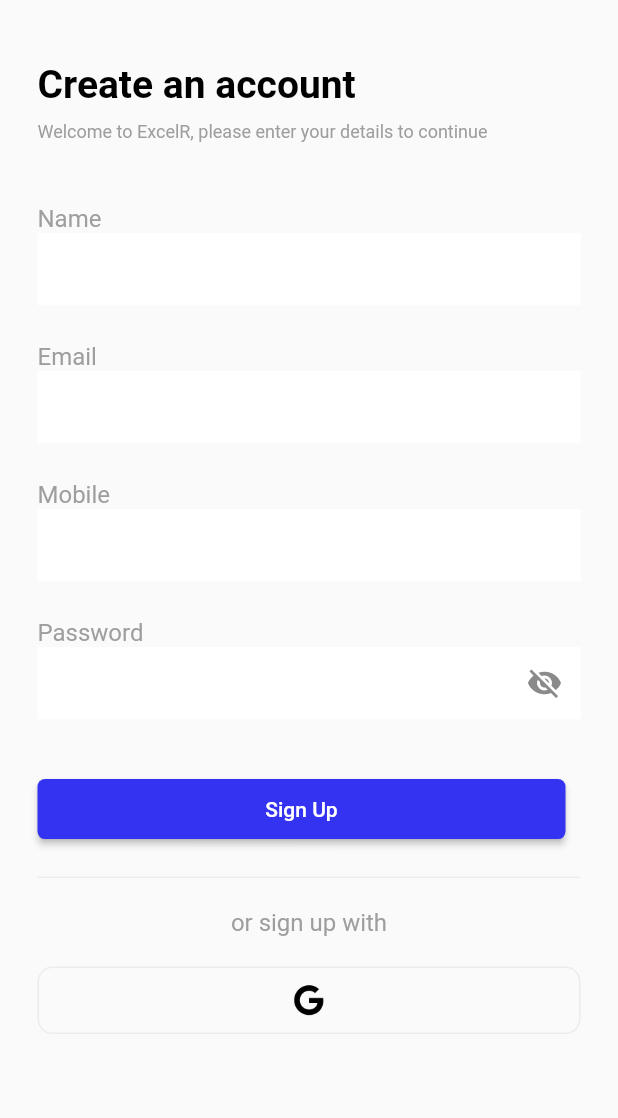
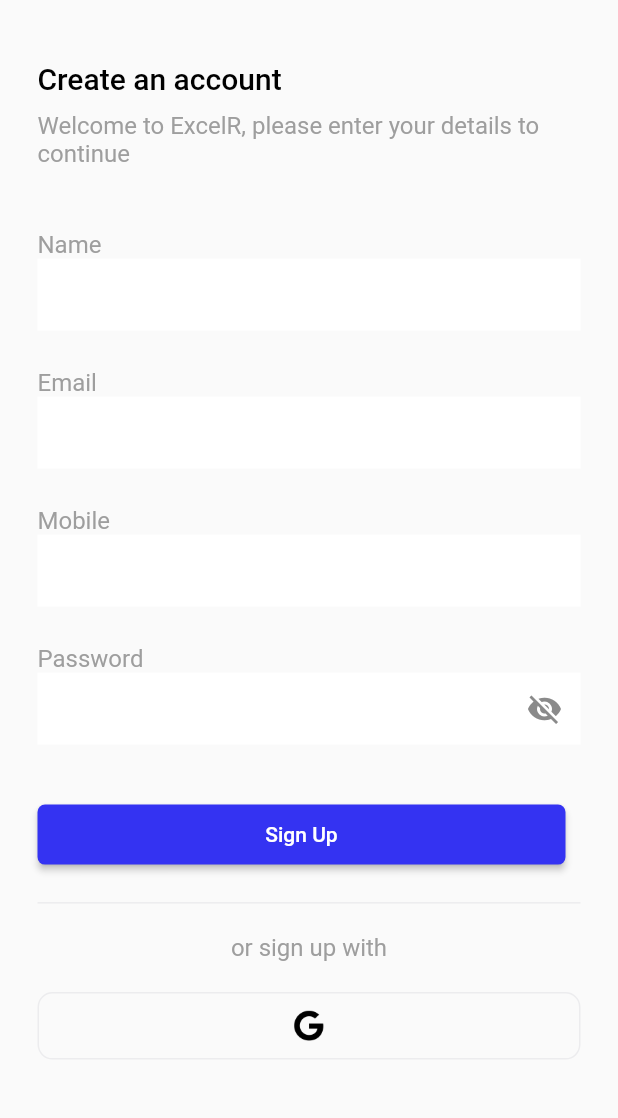
Before and after one commit to rinkuniks/flutterSkeleton, a Flutter app: the screen it shows after launch, after a tap on "Sign Up", on a phone screen of 412 x 824 dp, the part 75-1193 px from its top. Run offline on Flutter 3.47's test engine with Material 2 defaults, Android fonts, the phone set to English and light mode, and no system bars; our stand-ins replace another_flushbar, connectivity, flutter_spinkit, flutter_svg, fluttertoast, shared_preferences; missing offline and left inert: vimeo_video_player.

Commit message:
TextStyle common file done

```diff
--- a/lib/res/color.dart
+++ b/lib/res/color.dart
@@ -18,15 +18,55 @@ class AppColors {
   static const Color backIcon = Color(0xFFA0A0A0);
 
 //Strings
-  static const TextStyle defaultTextStyle = TextStyle(
+  static const TextStyle primaryTextStyleTitle = TextStyle(
+    color: AppColors.blueText,
+    fontSize: 42.0,
+  );
+
+  static const TextStyle primaryTextStyle = TextStyle(
+    color: AppColors.blueText,
+    fontSize: 20.0,
+  );
+
+  static const TextStyle primaryBlackTextStyle = TextStyle(
     color: AppColors.black,
     fontSize: 20.0,
   );
-  static const TextStyle defaultTextStyleBlack = TextStyle(
+
+  static const TextStyle primaryBlackTextStyleBold = TextStyle(
     color: AppColors.black,
     fontSize: 20.0,
+    fontWeight: FontWeight.w500
   );
-  static const TextStyle defaultTextStyleGRey = TextStyle(
+
+  static const TextStyle primaryTextStyleBold = TextStyle(
+    color: AppColors.black,
+    fontSize: 14.0,
+    fontWeight: FontWeight.w500
+  );
+
+  static const TextStyle welcomeTextStyleBold = TextStyle(
+      color: AppColors.black,
+      fontSize: 24.0,
+      fontWeight: FontWeight.w500
+  );
+
+  static const TextStyle secondaryTextStyle = TextStyle(
+    color: AppColors.blueText,
+    fontSize: 16.0,
+  );
+
+  static const TextStyle secondaryGreyTextStyle = TextStyle(
+    color: Colors.grey,
+    fontSize: 16.0,
+  );
+
+  static const TextStyle secondaryGreyTextStyleBold = TextStyle(
+    color: Colors.grey,
+    fontSize: 16.0,
+    fontWeight: FontWeight.w400
+  );
+  static const TextStyle tertiaryTextStyle = TextStyle(
     color: AppColors.black,
     fontSize: 20.0,
   );
--- a/lib/view/home_screen.dart
+++ b/lib/view/home_screen.dart
@@ -1,5 +1,6 @@
 import 'package:flutter/material.dart';
 import 'package:mvvm/data/response/status.dart';
+import 'package:mvvm/res/color.dart';
 import 'package:mvvm/utils/routes/routes_name.dart';
 import 'package:mvvm/view_model/home_view_model.dart';
 import 'package:mvvm/view_model/user_view_model.dart';
@@ -35,7 +36,7 @@ class _HomeScreenState extends State<HomeScreen> {
             },
             child: const Text(
               'Logout',
-              style: TextStyle(fontSize: 20),
+              style: AppColors.primaryBlackTextStyle,
             )),
       ]),
       body: ChangeNotifierProvider<HomeViewViewModel>(
--- a/lib/view/intro.dart
+++ b/lib/view/intro.dart
@@ -24,21 +24,21 @@ class IntroState extends BasePageState<Intro> with Base {
   bool isEnglish = false;
 
   List<Widget> _list(BuildContext context) {
-    S s = S.of(context);
+    S str = S.of(context);
     return [
       Center(
           child: Pages(
-        text: s.intro_title,
+        text: str.intro_title,
         imgPath: Assets.assetsIntro,
       )),
       Center(
           child: Pages(
-        text: s.into_title1,
+        text: str.into_title1,
         imgPath: Assets.assetsIntro1,
       )),
       Center(
           child: Pages(
-        text: s.into_title2,
+        text: str.into_title2,
         imgPath: Assets.assetsIntro,
       )),
     ];
@@ -52,7 +52,7 @@ class IntroState extends BasePageState<Intro> with Base {
 
   @override
   Widget body() {
-    S s = S.of(context);
+    S str = S.of(context);
     return Column(
       children: <Widget>[
         Container(
@@ -60,8 +60,8 @@ class IntroState extends BasePageState<Intro> with Base {
               EdgeInsets.only(top: MediaQuery.of(context).size.height * 0.05),
           child: Center(
             child: Text(
-              s.app_name,
-              style: const TextStyle(color: AppColors.blueText, fontSize: 28),
+              str.app_name,
+              style: AppColors.primaryTextStyleTitle,
             ),
           ),
         ),
@@ -112,7 +112,7 @@ class IntroState extends BasePageState<Intro> with Base {
           margin:
               EdgeInsets.only(top: MediaQuery.of(context).size.height * 0.1),
           child: RoundButton(
-              title: s.sign_up,
+              title: str.sign_up,
               // bgColor: true,
               // loading: authViewModel.loading,
               onPressed: () {
@@ -123,7 +123,7 @@ class IntroState extends BasePageState<Intro> with Base {
           margin:
               EdgeInsets.only(top: MediaQuery.of(context).size.height * 0.02),
           child: RoundButton(
-              title: s.login,
+              title: str.login,
               bgColor: true,
               // loading: authViewModel.loading,
               onPressed: () {
@@ -140,7 +140,7 @@ class IntroState extends BasePageState<Intro> with Base {
                     margin:
                     EdgeInsets.only(top: MediaQuery.of(context).size.height * 0.02, right: 5),
                     child: RoundButton(
-                        title: isLight ? s.light_theme : s.dark_theme,
+                        title: isLight ? str.light_theme : str.dark_theme,
                         bgColor: true,
                         // loading: authViewModel.loading,
                         onPressed: () {
@@ -162,7 +162,7 @@ class IntroState extends BasePageState<Intro> with Base {
                     margin:
                     EdgeInsets.only(top: MediaQuery.of(context).size.height * 0.02, left: 5),
                     child: RoundButton(
-                        title: isEnglish ? s.english : s.hindi,
+                        title: isEnglish ? str.english : str.hindi,
                         bgColor: true,
                         // loading: authViewModel.loading,
                         onPressed: () {
@@ -220,10 +220,7 @@ class Pages extends StatelessWidget {
                 child: Text(
                   text,
                   textAlign: TextAlign.center,
-                  style: const TextStyle(
-                      fontSize: 14,
-                      color: AppColors.black,
-                      fontWeight: FontWeight.w500),
+                  style: AppColors.primaryTextStyleBold
                 ),
               ),
             ]),
--- a/lib/view/login_view.dart
+++ b/lib/view/login_view.dart
@@ -1,5 +1,6 @@
 
 import 'package:flutter/material.dart';
+import 'package:mvvm/res/color.dart';
 import 'package:provider/provider.dart';
 
 import '../base/base_page.dart';
@@ -81,18 +82,14 @@ class _LoginViewState extends BasePageState<LoginView> with Base {
                         children: [
                           Text(
                             s.welcome_back,
-                            style: TextStyle(
-                                // color: Colors.black,
-                                color: Theme.of(context).cardColor,
-                                fontWeight: FontWeight.bold,
-                                fontSize: 26),
+                            style: AppColors.welcomeTextStyleBold
                           ),
                           Container(
                             margin: const EdgeInsets.only(top: 10),
                             child: Text(
                               s.welcome_to_excelR,
                               style:
-                                  const TextStyle(color: Colors.grey, fontSize: 12),
+                                  AppColors.secondaryGreyTextStyleBold,
                             ),
                           ),
                           const SizedBox(
@@ -104,10 +101,7 @@ class _LoginViewState extends BasePageState<LoginView> with Base {
                             margin: const EdgeInsets.only(top: 10),
                             child: Text(
                               s.email,
-                              style: const TextStyle(
-                                  color: Colors.grey,
-                                  fontSize: 16,
-                                  fontWeight: FontWeight.w400),
+                              style: AppColors.secondaryGreyTextStyleBold
                             ),
                           ),
                           AppTextField(
@@ -137,10 +131,7 @@ class _LoginViewState extends BasePageState<LoginView> with Base {
                             margin: const EdgeInsets.only(top: 10),
                             child: Text(
                               s.password,
-                              style: const TextStyle(
-                                  color: Colors.grey,
-                                  fontSize: 16,
-                                  fontWeight: FontWeight.w400),
+                              style: AppColors.secondaryGreyTextStyleBold
                             ),
                           ),
 
@@ -196,8 +187,7 @@ class _LoginViewState extends BasePageState<LoginView> with Base {
                                 child: Text(
                                   s.forgot_password,
                                   textAlign: TextAlign.center,
-                                  style: const TextStyle(
-                                      color: Color(0xff651FFF), fontSize: 16),
+                                  style: AppColors.secondaryTextStyle,
                                 ),
                               ),
                             ),
--- a/lib/view/signup_view.dart
+++ b/lib/view/signup_view.dart
@@ -74,16 +74,13 @@ class _SignUpViewState extends BasePageState<SignUpView> with Base {
                     children: <Widget>[
                       Text(
                         s.create_an_account,
-                        style: TextStyle(
-                            color: Colors.black,
-                            fontWeight: FontWeight.bold,
-                            fontSize: 26),
+                        style: AppColors.primaryBlackTextStyleBold
                       ),
                       Container(
                         margin: EdgeInsets.only(top: 10),
                         child: Text(
                           s.welcome_to_excelR,
-                          style: TextStyle(color: Colors.grey, fontSize: 12),
+                          style: AppColors.secondaryGreyTextStyle,
                         ),
                       ),
 
@@ -93,10 +90,7 @@ class _SignUpViewState extends BasePageState<SignUpView> with Base {
                             top: MediaQuery.of(context).size.height * 0.05),
                         child: Text(
                           s.name,
-                          style: TextStyle(
-                              color: Colors.grey,
-                              fontSize: 16,
-                              fontWeight: FontWeight.w400),
+                          style: AppColors.secondaryGreyTextStyleBold,
                         ),
                       ),
                       AppTextField(
@@ -125,10 +119,7 @@ class _SignUpViewState extends BasePageState<SignUpView> with Base {
                         margin: EdgeInsets.only(top: 10),
                         child: Text(
                           s.email,
-                          style: TextStyle(
-                              color: Colors.grey,
-                              fontSize: 16,
-                              fontWeight: FontWeight.w400),
+                          style: AppColors.secondaryGreyTextStyleBold
                         ),
                       ),
                       AppTextField(
@@ -156,10 +147,7 @@ class _SignUpViewState extends BasePageState<SignUpView> with Base {
                         margin: EdgeInsets.only(top: 10),
                         child: Text(
                           s.mobile,
-                          style: TextStyle(
-                              color: Colors.grey,
-                              fontSize: 16,
-                              fontWeight: FontWeight.w400),
+                          style: AppColors.secondaryGreyTextStyleBold,
                         ),
                       ),
                       AppTextField(
@@ -188,10 +176,7 @@ class _SignUpViewState extends BasePageState<SignUpView> with Base {
                         margin: EdgeInsets.only(top: 10),
                         child: Text(
                           s.password,
-                          style: TextStyle(
-                              color: Colors.grey,
-                              fontSize: 16,
-                              fontWeight: FontWeight.w400),
+                          style: AppColors.secondaryGreyTextStyleBold,
                         ),
                       ),
                       AppTextField(
@@ -247,10 +232,7 @@ class _SignUpViewState extends BasePageState<SignUpView> with Base {
                       Center(
                         child: Text(
                           s.sign_up_with,
-                          style: TextStyle(
-                              color: Colors.grey,
-                              fontWeight: FontWeight.w400,
-                              fontSize: 16),
+                          style: AppColors.secondaryGreyTextStyleBold
                         ),
                       ),
 
--- a/lib/view/splash_view.dart
+++ b/lib/view/splash_view.dart
@@ -35,7 +35,7 @@ class _SplashViewState extends BasePageState<SplashView> with Base{
       body: Center(
           child: Text(
             'ExcelR',
-            style: TextStyle(fontSize: 42, color: AppColors.blueText),
+            style: AppColors.primaryTextStyleTitle,
           )),
     );
   }
```
Also changed, not shown: 1 other file.
